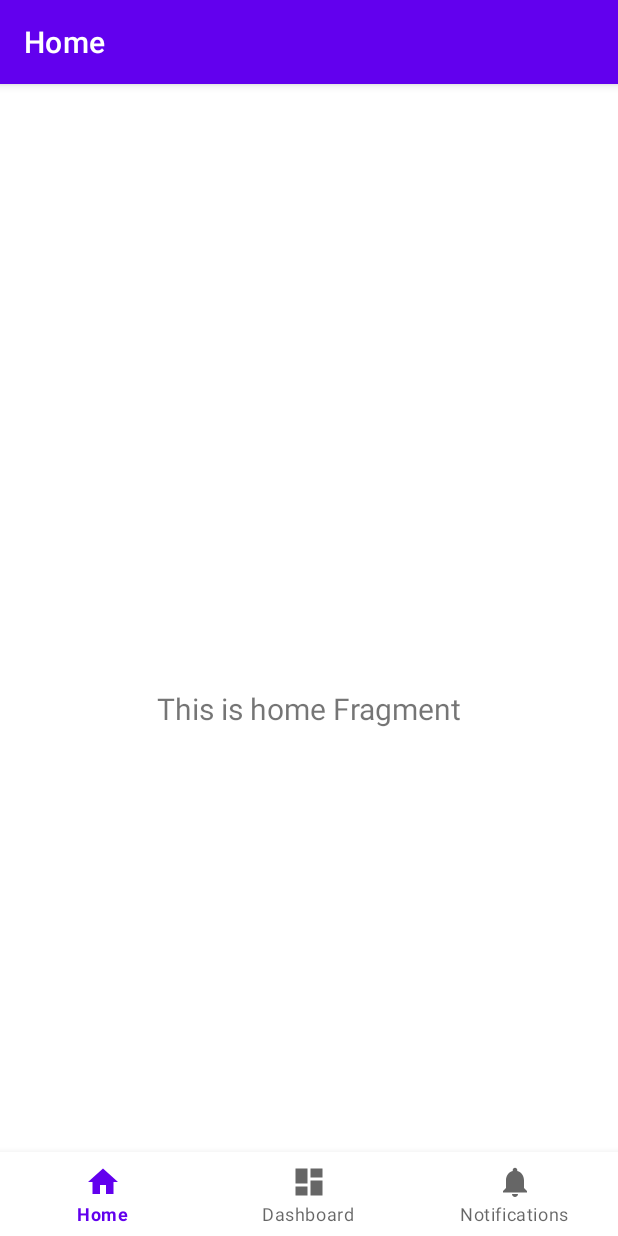
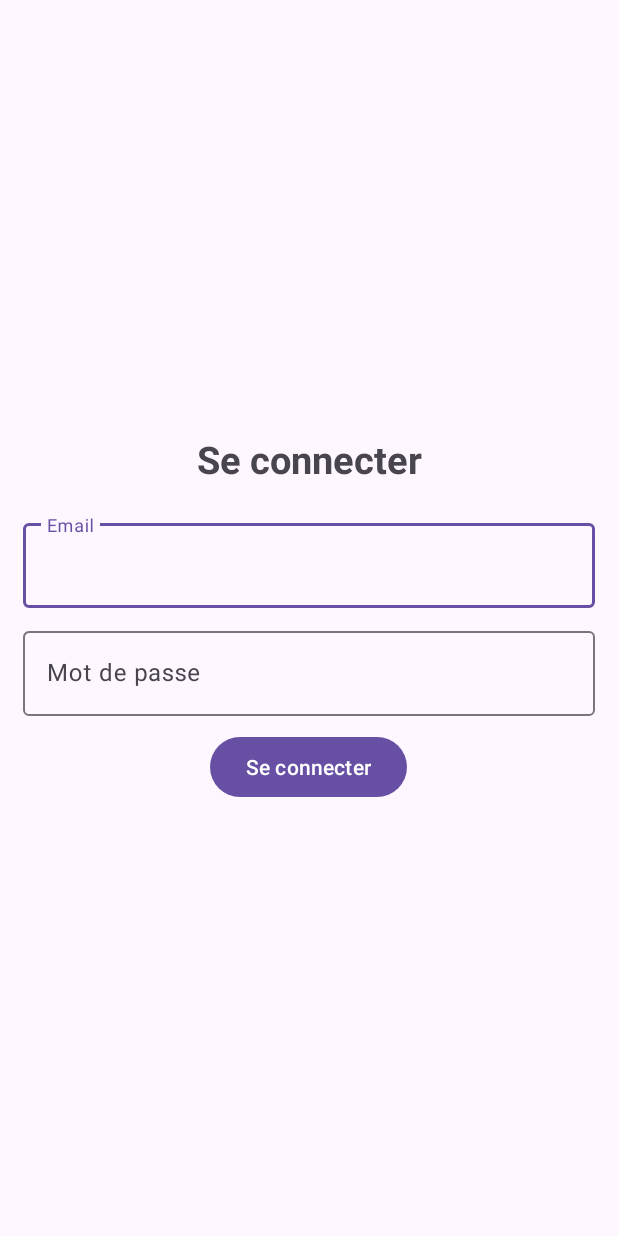
Before and after one commit to Garcia-Christophe/MyLogiTrack, an Android app: the screen it shows after launch (MainActivity before the commit, Login after it), on a phone screen of 412 x 824 dp. Run offline under Robolectric (Android 15) with nearby library versions, the phone set to English and light mode, and no system bars; our stand-ins replace Firebase (no records; nobody signed in at launch, a user with empty details on screens opened directly).

Commit message:
feat(login): Authentification avec Firebase

```diff
--- a/app/build.gradle.kts
+++ b/app/build.gradle.kts
@@ -1,6 +1,7 @@
 plugins {
     id("com.android.application")
     id("org.jetbrains.kotlin.android")
+    id("com.google.gms.google-services")
 }
 
 android {
@@ -48,6 +49,7 @@ dependencies {
     implementation("androidx.lifecycle:lifecycle-viewmodel-ktx:2.7.0")
     implementation("androidx.navigation:navigation-fragment-ktx:2.7.6")
     implementation("androidx.navigation:navigation-ui-ktx:2.7.6")
+    implementation("com.google.firebase:firebase-auth:23.0.0")
     testImplementation("junit:junit:4.13.2")
     androidTestImplementation("androidx.test.ext:junit:1.1.5")
     androidTestImplementation("androidx.test.espresso:espresso-core:3.5.1")
--- /dev/null
+++ b/app/src/main/java/com/example/mylogitrack/Login.kt
@@ -0,0 +1,63 @@
+package com.example.mylogitrack
+
+import android.content.Intent
+import androidx.appcompat.app.AppCompatActivity
+import android.os.Bundle
+import android.widget.Button
+import android.widget.Toast
+import com.google.android.material.textfield.TextInputEditText
+import com.google.firebase.Firebase
+import com.google.firebase.auth.FirebaseAuth
+import com.google.firebase.auth.auth
+
+class Login : AppCompatActivity() {
+
+    private lateinit var editTextEmail: TextInputEditText
+    private lateinit var editTextPassword: TextInputEditText
+    private lateinit var buttonLogin: Button
+    private lateinit var auth: FirebaseAuth
+
+    public override fun onStart() {
+        super.onStart()
+        if (auth.currentUser != null) {
+            val i = Intent(this@Login, MainActivity::class.java)
+            startActivity(i)
+        }
+    }
+
+    override fun onCreate(savedInstanceState: Bundle?) {
+        super.onCreate(savedInstanceState)
+        setContentView(R.layout.activity_login)
+
+        editTextEmail = findViewById(R.id.email)
+        editTextPassword = findViewById(R.id.password)
+        buttonLogin = findViewById(R.id.btn_login)
+        auth = Firebase.auth
+
+        buttonLogin.setOnClickListener {
+            val email: String = editTextEmail.text.toString()
+            val password: String = editTextPassword.text.toString()
+
+            if (email.isEmpty()) {
+                Toast.makeText(this@Login, "Entrez une adresse mail", Toast.LENGTH_SHORT).show()
+            } else if (password.isEmpty()) {
+                Toast.makeText(this@Login, "Entrez un mot de passe", Toast.LENGTH_SHORT).show()
+            } else {
+                auth.signInWithEmailAndPassword(email, password)
+                    .addOnCompleteListener(this) { task ->
+                        if (task.isSuccessful) {
+                            Toast.makeText(applicationContext, "Connecté", Toast.LENGTH_SHORT).show()
+                            val i = Intent(this@Login, MainActivity::class.java)
+                            startActivity(i)
+                        } else {
+                            Toast.makeText(
+                                baseContext,
+                                "Utilisateur inconnu",
+                                Toast.LENGTH_SHORT,
+                            ).show()
+                        }
+                    }
+            }
+        }
+    }
+}
--- /dev/null
+++ b/app/src/main/res/layout/activity_login.xml
@@ -0,0 +1,49 @@
+<?xml version="1.0" encoding="utf-8"?>
+<LinearLayout xmlns:android="http://schemas.android.com/apk/res/android"
+    xmlns:app="http://schemas.android.com/apk/res-auto"
+    xmlns:tools="http://schemas.android.com/tools"
+    android:layout_width="match_parent"
+    android:layout_height="match_parent"
+    android:orientation="vertical"
+    android:gravity="center"
+    android:padding="15dp"
+    tools:context=".Login">
+
+    <TextView
+        android:text="@string/login"
+        android:textSize="25sp"
+        android:textStyle="bold"
+        android:gravity="center"
+        android:layout_marginBottom="20dp"
+        android:layout_width="match_parent"
+        android:layout_height="wrap_content" />
+
+    <com.google.android.material.textfield.TextInputLayout
+        android:layout_width="match_parent"
+        android:layout_height="wrap_content">
+        <com.google.android.material.textfield.TextInputEditText
+            android:id="@+id/email"
+            android:hint="@string/email"
+            android:layout_marginBottom="10dp"
+            android:layout_width="match_parent"
+            android:layout_height="wrap_content" />
+    </com.google.android.material.textfield.TextInputLayout>
+
+    <com.google.android.material.textfield.TextInputLayout
+        android:layout_width="match_parent"
+        android:layout_height="wrap_content">
+        <com.google.android.material.textfield.TextInputEditText
+            android:id="@+id/password"
+            android:hint="@string/password"
+            android:layout_marginBottom="10dp"
+            android:layout_width="match_parent"
+            android:layout_height="wrap_content" />
+    </com.google.android.material.textfield.TextInputLayout>
+
+    <Button
+        android:id="@+id/btn_login"
+        android:text="@string/login"
+        android:layout_width="wrap_content"
+        android:layout_height="wrap_content" />
+
+</LinearLayout>
--- a/app/src/main/res/values/strings.xml
+++ b/app/src/main/res/values/strings.xml
@@ -3,4 +3,7 @@
     <string name="title_home">Home</string>
     <string name="title_dashboard">Dashboard</string>
     <string name="title_notifications">Notifications</string>
+    <string name="login">Se connecter</string>
+    <string name="email">Email</string>
+    <string name="password">Mot de passe</string>
 </resources>
--- a/build.gradle.kts
+++ b/build.gradle.kts
@@ -1,3 +1,8 @@
+buildscript {
+    dependencies {
+        classpath("com.google.gms:google-services:4.4.2")
+    }
+}
 // Top-level build file where you can add configuration options common to all sub-projects/modules.
 plugins {
     id("com.android.application") version "8.1.2" apply false
```
Also changed, not shown: app/src/main/AndroidManifest.xml (+11 -7 lines), 1 other file.
